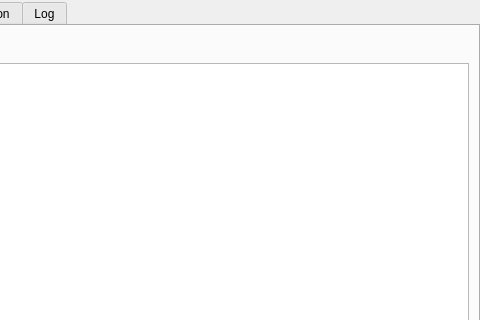
First picture: the form in src/renderFarmingMainWidget.ui, repository stephensmitchell-forks/renderFarming, before the edit; both pictures show x 190 to 670 and y 0 to 320 of the 670 by 624 pixel window.
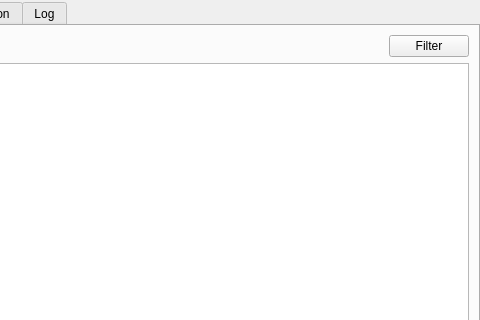
Second picture: the form after the edit. The open tabs and pages were chosen to show the change. Custom widgets are drawn as their Qt base class.

```diff
--- a/src/renderFarmingMainWidget.ui
+++ b/src/renderFarmingMainWidget.ui
@@ -598,6 +598,13 @@
         </property>
        </spacer>
       </item>
+      <item>
+       <widget class="QPushButton" name="kl_filter_btn">
+        <property name="text">
+         <string>Filter</string>
+        </property>
+       </widget>
+      </item>
      </layout>
     </item>
     <item>
```
Left out of the diff: 5 changed lines with no effect on the pictures.
